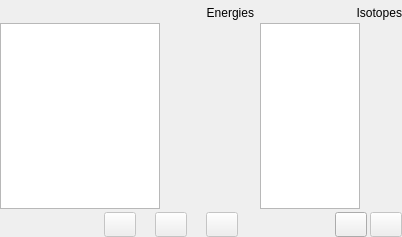
Above: gui/analysis/widget_isotopes.ui from usnistgov/qpx-gamma before the change. Below: the same form after it.
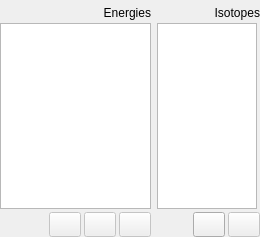
That is the form after the change. Icons and pictures are not drawn.

What changed in the file:
```diff
--- a/gui/analysis/widget_isotopes.ui
+++ b/gui/analysis/widget_isotopes.ui
@@ -6,7 +6,7 @@
    <rect>
     <x>0</x>
     <y>0</y>
-    <width>402</width>
+    <width>260</width>
     <height>237</height>
    </rect>
   </property>
@@ -22,6 +22,12 @@
     <height>0</height>
    </size>
   </property>
+  <property name="maximumSize">
+   <size>
+    <width>260</width>
+    <height>16777215</height>
+   </size>
+  </property>
   <property name="windowTitle">
    <string>Form</string>
   </property>
```
